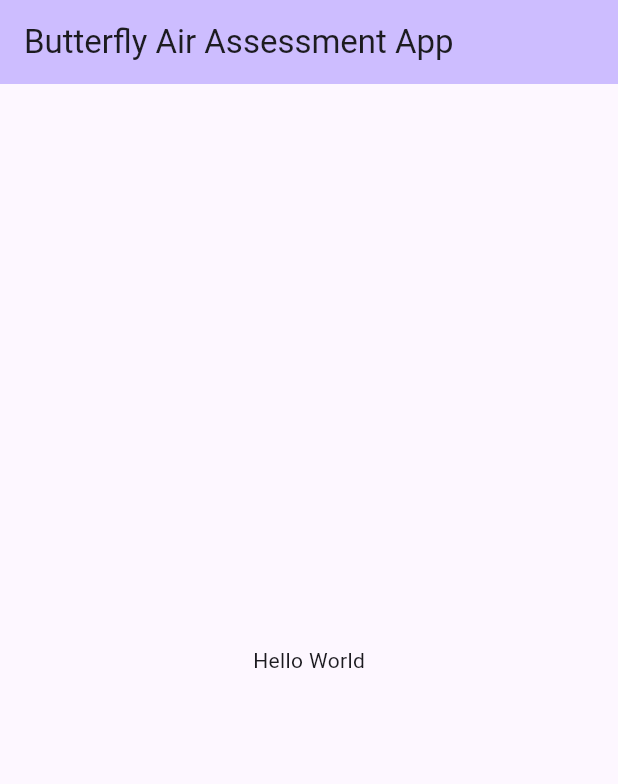
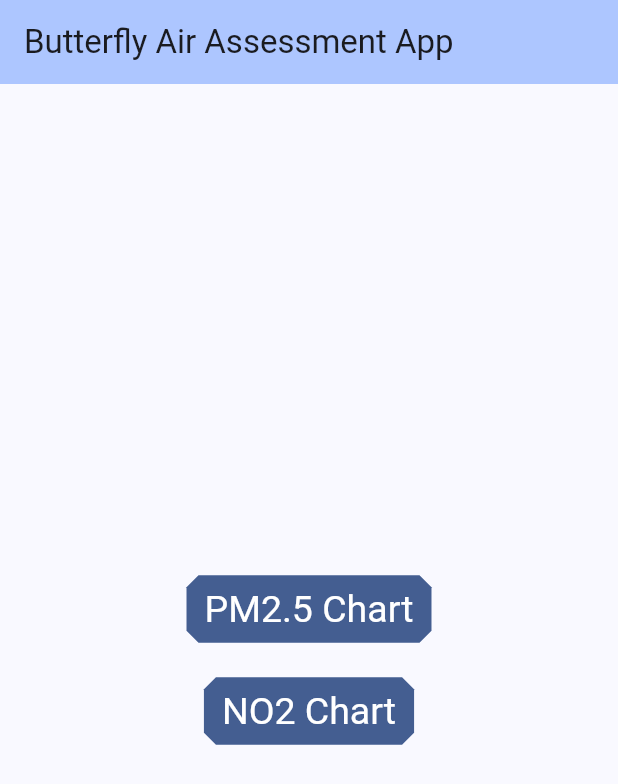
Before and after one commit to blue4sky/butterflyair-assessment-app, a Flutter app: the screen it shows after launch, on a phone screen of 412 x 824 dp. Shown: the top 784 px of the screen. Run offline on Flutter 3.47's test engine with Material 2 defaults, Android fonts, the phone set to English and light mode, and no system bars.

Commit message:
feat: create two buttons to access charts

```diff
--- a/lib/main.dart
+++ b/lib/main.dart
@@ -1,3 +1,6 @@
+import 'package:butterflyair_assessment_app/no2_chart.dart';
+import 'package:butterflyair_assessment_app/pm2.5_chart.dart';
+import 'package:butterflyair_assessment_app/example_data.dart';
 import 'package:flutter/material.dart';
 
 void main() {
@@ -13,7 +16,7 @@ class MyApp extends StatelessWidget {
       debugShowCheckedModeBanner: false,
       title: 'Butterfly Air Assessment App',
       theme: ThemeData(
-        colorScheme: ColorScheme.fromSeed(seedColor: Colors.deepPurpleAccent),
+        colorScheme: ColorScheme.fromSeed(seedColor: Colors.blueAccent),
         useMaterial3: true,
       ),
       home: const MyHomePage(title: 'Butterfly Air Assessment App'),
@@ -38,12 +41,56 @@ class _MyHomePageState extends State<MyHomePage> {
         backgroundColor: Theme.of(context).colorScheme.inversePrimary,
         title: Text(widget.title),
       ),
-      body: const Center(
+      body: Center(
         child: Column(
           mainAxisAlignment: MainAxisAlignment.center,
           children: <Widget>[
-            Text(
-              'Hello World',
+            TextButton(
+              onPressed: () {
+                Navigator.push(
+                  context,
+                  MaterialPageRoute(
+                    builder: (context) => PMChartWidget(exampleData),
+                  ),
+                );
+              },
+              style: TextButton.styleFrom(
+                foregroundColor: Colors.white,
+                backgroundColor: Theme.of(context).colorScheme.primary,
+                disabledForegroundColor: Colors.grey,
+                textStyle: const TextStyle(
+                  color: Colors.black,
+                  fontSize: 25,
+                ),
+                shape: const BeveledRectangleBorder(
+                    borderRadius: BorderRadius.all(Radius.circular(8))),
+              ),
+              child: const Text('PM2.5 Chart'),
+            ),
+            const SizedBox(
+              height: 20,
+            ),
+            TextButton(
+              onPressed: () {
+                Navigator.push(
+                  context,
+                  MaterialPageRoute(
+                    builder: (context) => NO2ChartWidget(exampleData),
+                  ),
+                );
+              },
+              style: TextButton.styleFrom(
+                foregroundColor: Colors.white,
+                backgroundColor: Theme.of(context).colorScheme.primary,
+                disabledForegroundColor: Colors.grey,
+                textStyle: const TextStyle(
+                  color: Colors.black,
+                  fontSize: 25,
+                ),
+                shape: const BeveledRectangleBorder(
+                    borderRadius: BorderRadius.all(Radius.circular(8))),
+              ),
+              child: const Text('NO2 Chart'),
             ),
           ],
         ),
```
